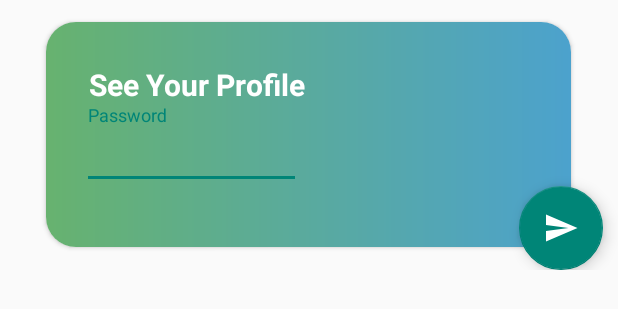
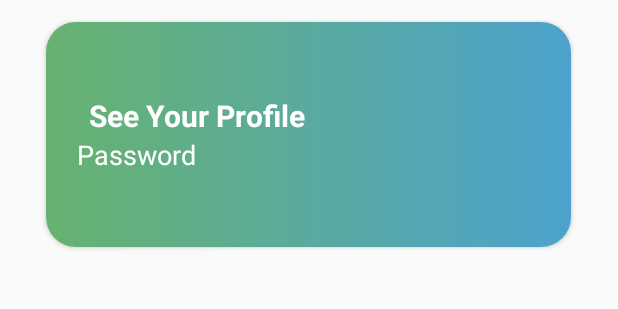
Before and after one commit to IllTushar/MajorHealthCareApp, an Android app: the layout fragment_home.xml on its own in the app's theme, with its tools: preview values and no code run, on a phone screen of 412 x 824 dp. Shown: the top 309 px of the screen. Run offline under Robolectric (Android 15) with nearby library versions, the light colour scheme and no system bars.

Commit message:
Fifth Commit

```diff
--- a/app/src/main/java/com/example/healthcareapp/LoginFragment.java
+++ b/app/src/main/java/com/example/healthcareapp/LoginFragment.java
@@ -78,6 +78,7 @@ public class LoginFragment extends Fragment {
                                 pd.dismiss();
                                 Intent i = new Intent(getActivity().getApplication(), DashBoard.class);
                                 i.putExtra("email",Emails);
+                                i.putExtra("password",Password);
                                 startActivity(i);
                             } else {
                                 pd.dismiss();
--- a/app/src/main/java/com/example/healthcareapp/RegistrationFragment.java
+++ b/app/src/main/java/com/example/healthcareapp/RegistrationFragment.java
@@ -94,6 +94,7 @@ public class RegistrationFragment extends Fragment {
                                         UserModel userModel = new UserModel(Name,Password,Email);
                                         reference.child(Password).setValue(userModel);
                                         i.putExtra("email",Email);
+                                        i.putExtra("password",Password);
                                         startActivity(i);
                                     }
                                     else {
--- a/app/src/main/res/layout/fragment_home.xml
+++ b/app/src/main/res/layout/fragment_home.xml
@@ -42,24 +42,19 @@
                         android:textSize="20sp"
                         android:layout_width="match_parent"
                         android:layout_height="wrap_content"/>
-                    <com.google.android.material.textfield.TextInputLayout
-                        android:id="@+id/textinputlayout"
-                        android:layout_width="match_parent"
-                        android:layout_height="wrap_content"
-                        android:layout_marginBottom="10dp"
-                        android:layout_marginTop="0dp">
-                        <EditText
+                        <TextView
                             android:id="@+id/password"
                             android:layout_width="match_parent"
                             android:textColor="@color/white"
                             android:layout_height="wrap_content"
-                            android:hint="Password"
+                            android:text="Password"
+                            android:textSize="18sp"
                             android:textColorHint="@color/white"
                             android:textColorHighlight="@color/white"
                             android:layout_marginRight="20dp"
                             android:layout_marginLeft="14dp"
                             />
-                    </com.google.android.material.textfield.TextInputLayout>
+
                     <TextView
                         android:visibility="gone"
                         android:text="Name"
@@ -98,15 +93,6 @@
             </LinearLayout>
         </androidx.cardview.widget.CardView>
        </LinearLayout>
-       <com.google.android.material.floatingactionbutton.FloatingActionButton
-           android:layout_width="wrap_content"
-           android:layout_alignParentEnd="true"
-           android:layout_alignParentBottom="true"
-           android:id="@+id/btnfloating"
-           android:layout_height="wrap_content"
-           android:src="@drawable/ic_baseline_send_24"
-           android:layout_marginRight="10dp"
-           />
 
    </RelativeLayout>
 
```
Also changed, not shown: app/src/main/java/com/example/healthcareapp/HomeFragment.java (+4 -20 lines).
